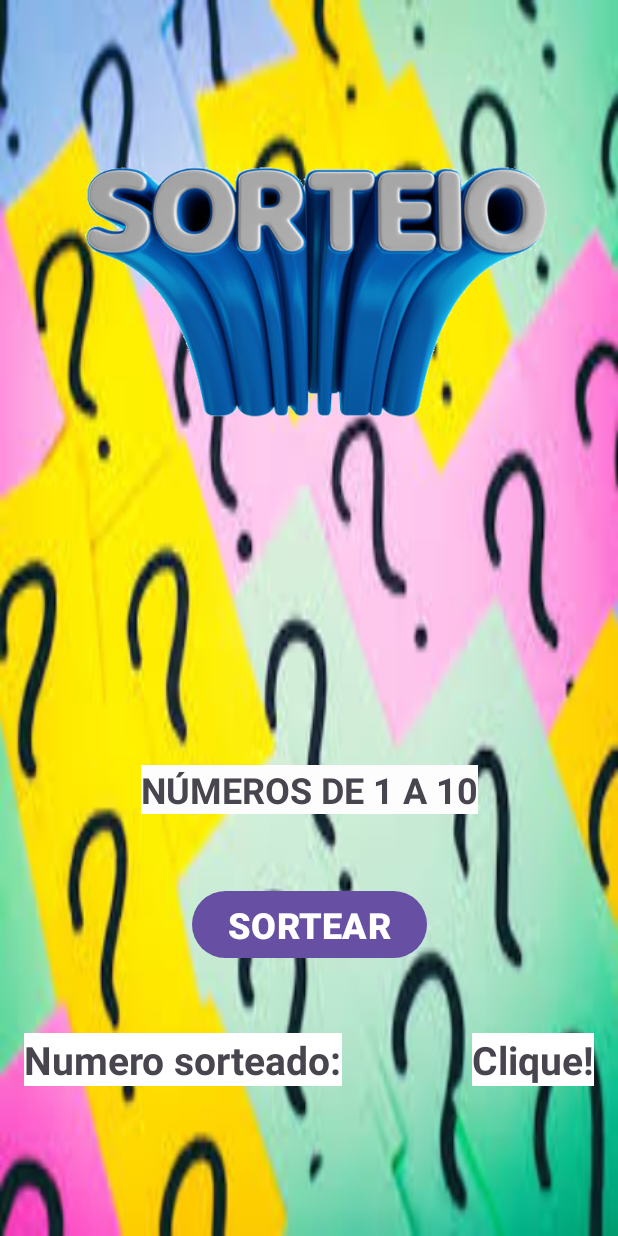
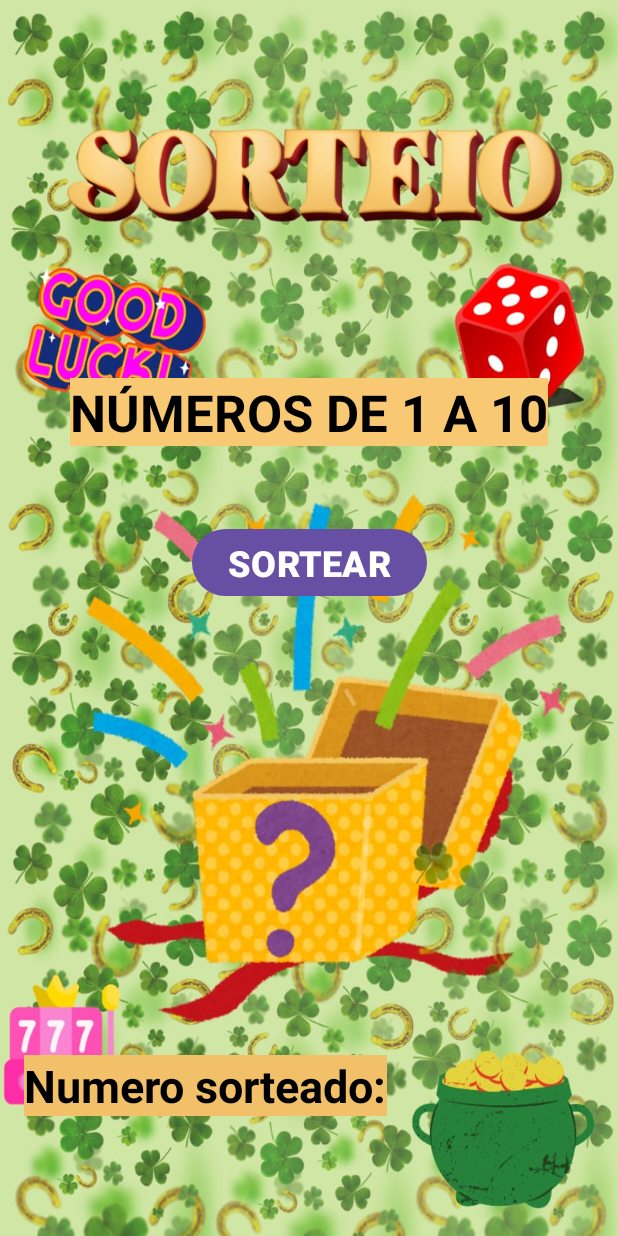
Before and after one commit to gabrel-dias/AndroidStudio, an Android app: the screen it shows after launch (MainActivity), on a phone screen of 412 x 824 dp. Run offline under Robolectric (Android 15) with nearby library versions, the phone set to English and light mode, and no system bars.

Commit message:
bruninha fez um fundo melhor

```diff
--- a/SorteandoNumero/app/build.gradle.kts
+++ b/SorteandoNumero/app/build.gradle.kts
@@ -11,7 +11,7 @@ android {
         minSdk = 29
         targetSdk = 34
         versionCode = 1
-        versionName = "1.0"
+        versionName = "1.8"
 
         testInstrumentationRunner = "androidx.test.runner.AndroidJUnitRunner"
     }
--- a/SorteandoNumero/app/src/main/res/layout/activity_main.xml
+++ b/SorteandoNumero/app/src/main/res/layout/activity_main.xml
@@ -5,71 +5,61 @@
     android:id="@+id/main"
     android:layout_width="match_parent"
     android:layout_height="match_parent"
-    android:background="@drawable/download"
+    android:background="@drawable/imagem_do_whatsapp_de_2024_08_23___s__11_11_52_4f2b503f"
     tools:context=".MainActivity">
 
     <TextView
         android:id="@+id/txtPrograma"
         android:layout_width="wrap_content"
         android:layout_height="wrap_content"
-        android:layout_marginBottom="47dp"
-        android:background="#FDFDFD"
+        android:layout_marginTop="252dp"
+        android:background="#F8C972"
         android:text="NÚMEROS DE 1 A 10"
-        android:textSize="24sp"
-        android:textStyle="bold"
-        app:layout_constraintBottom_toTopOf="@+id/botaoSortearNumero"
+        android:textColor="#000000"
+        android:textSize="34sp"
+        android:textStyle="normal|bold"
         app:layout_constraintEnd_toEndOf="parent"
-        app:layout_constraintStart_toStartOf="parent" />
+        app:layout_constraintStart_toStartOf="parent"
+        app:layout_constraintTop_toTopOf="parent" />
 
     <TextView
         android:id="@+id/txtQualNumero"
         android:layout_width="wrap_content"
         android:layout_height="wrap_content"
         android:layout_marginStart="16dp"
-        android:background="#FFFFFF"
+        android:layout_marginBottom="80dp"
+        android:background="#F1C069"
         android:text="Numero sorteado:"
-        android:textSize="26sp"
-        android:textStyle="bold"
-        app:layout_constraintBottom_toBottomOf="@+id/txtNumeroSorteado"
-        app:layout_constraintStart_toStartOf="parent"
-        app:layout_constraintTop_toTopOf="@+id/txtNumeroSorteado" />
+        android:textColor="#000000"
+        android:textSize="30sp"
+        android:textStyle="normal|bold"
+        app:layout_constraintBottom_toBottomOf="parent"
+        app:layout_constraintStart_toStartOf="parent" />
+
+    <TextView
+        android:id="@+id/txtNumeroSorteado"
+        android:layout_width="wrap_content"
+        android:layout_height="wrap_content"
+        android:layout_marginEnd="1dp"
+        android:layout_marginBottom="80dp"
+        android:background="#F1C069"
+        android:textColor="#000000"
+        android:textSize="30sp"
+        android:textStyle="normal|bold"
+        app:layout_constraintBottom_toBottomOf="parent"
+        app:layout_constraintEnd_toEndOf="parent" />
 
     <Button
         android:id="@+id/botaoSortearNumero"
         android:layout_width="wrap_content"
         android:layout_height="wrap_content"
-        android:layout_marginStart="34dp"
-        android:layout_marginBottom="46dp"
+        android:layout_marginTop="51dp"
         android:onClick="sortearNumero"
         android:text="SORTEAR"
         android:textSize="24sp"
         android:textStyle="bold"
-        app:layout_constraintBottom_toTopOf="@+id/txtQualNumero"
-        app:layout_constraintStart_toStartOf="@+id/txtPrograma" />
-
-    <TextView
-        android:id="@+id/txtNumeroSorteado"
-        android:layout_width="wrap_content"
-        android:layout_height="wrap_content"
-        android:layout_marginEnd="16dp"
-        android:layout_marginBottom="100dp"
-        android:background="#FFFFFF"
-        android:text="Clique!"
-        android:textSize="26sp"
-        android:textStyle="bold"
-        app:layout_constraintBottom_toBottomOf="parent"
-        app:layout_constraintEnd_toEndOf="parent" />
-
-    <ImageView
-        android:id="@+id/imageView5"
-        android:layout_width="0dp"
-        android:layout_height="335dp"
-        android:layout_marginStart="36dp"
-        android:layout_marginTop="16dp"
-        android:layout_marginEnd="36dp"
         app:layout_constraintEnd_toEndOf="parent"
         app:layout_constraintStart_toStartOf="parent"
-        app:layout_constraintTop_toTopOf="parent"
-        app:srcCompat="@drawable/sorteio" />
+        app:layout_constraintTop_toBottomOf="@+id/txtPrograma" />
 
 </androidx.constraintlayout.widget.ConstraintLayout>
```
Also changed, not shown: SorteandoNumero/app/src/main/res/drawable/download.jpg (deleted), SorteandoNumero/app/src/main/res/drawable/imagem_do_whatsapp_de_2024_08_23___s__11_11_52_4f2b503f.jpg (added), SorteandoNumero/app/src/main/res/drawable/sorteio.png (deleted), 1 other file.
